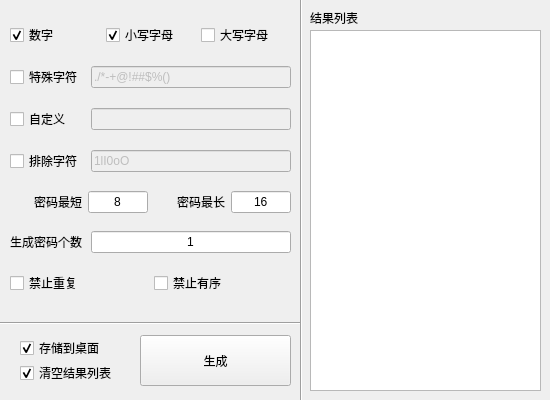
Qt form PasswordGenerator/mainwindow.ui (brok1n/ToolChest) before a commit.
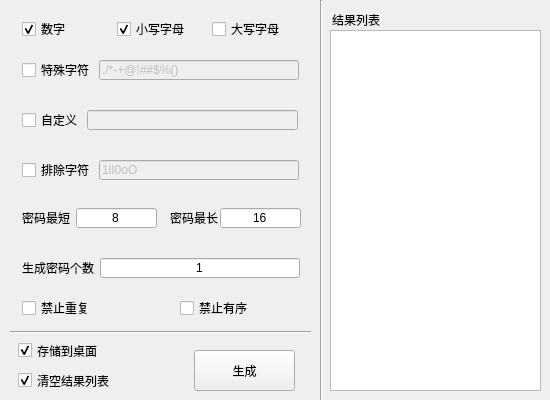
The same form after that commit.

The edit to the form file:
```diff
--- a/PasswordGenerator/mainwindow.ui
+++ b/PasswordGenerator/mainwindow.ui
@@ -26,25 +26,446 @@
    <string>密码生成器</string>
   </property>
   <widget class="QWidget" name="centralwidget">
-   <widget class="QPushButton" name="generateBtn">
+   <property name="maximumSize">
+    <size>
+     <width>550</width>
+     <height>400</height>
+    </size>
+   </property>
+   <widget class="Line" name="line">
     <property name="geometry">
      <rect>
-      <x>140</x>
-      <y>335</y>
-      <width>151</width>
-      <height>51</height>
+      <x>320</x>
+      <y>0</y>
+      <width>3</width>
+      <height>410</height>
      </rect>
     </property>
-    <property name="text">
-     <string>生成</string>
+    <property name="orientation">
+     <enum>Qt::Vertical</enum>
     </property>
    </widget>
-   <widget class="QCheckBox" name="saveToDesktopCbox">
+   <widget class="QWidget" name="widget" native="true">
     <property name="geometry">
      <rect>
-      <x>20</x>
-      <y>340</y>
-      <width>101</width>
+      <x>0</x>
+      <y>0</y>
+      <width>311</width>
+      <height>411</height>
+     </rect>
+    </property>
+    <widget class="Line" name="line_2">
+     <property name="geometry">
+      <rect>
+       <x>10</x>
+       <y>320</y>
+       <width>301</width>
+       <height>25</height>
+      </rect>
+     </property>
+     <property name="orientation">
+      <enum>Qt::Horizontal</enum>
+     </property>
+    </widget>
+    <widget class="QPushButton" name="generateBtn">
+     <property name="geometry">
+      <rect>
+       <x>194</x>
+       <y>350</y>
+       <width>101</width>
+       <height>41</height>
+      </rect>
+     </property>
+     <property name="text">
+      <string>生成</string>
+     </property>
+    </widget>
+    <widget class="QCheckBox" name="saveToDesktopCbox">
+     <property name="geometry">
+      <rect>
+       <x>18</x>
+       <y>340</y>
+       <width>131</width>
+       <height>21</height>
+      </rect>
+     </property>
+     <property name="toolTip">
+      <string>&lt;html&gt;&lt;head/&gt;&lt;body&gt;&lt;p&gt;将密码生成结果保存到桌面文件中&lt;/p&gt;&lt;/body&gt;&lt;/html&gt;</string>
+     </property>
+     <property name="text">
+      <string>存储到桌面</string>
+     </property>
+     <property name="checked">
+      <bool>true</bool>
+     </property>
+    </widget>
+    <widget class="QCheckBox" name="resetResultCbox">
+     <property name="geometry">
+      <rect>
+       <x>18</x>
+       <y>370</y>
+       <width>151</width>
+       <height>21</height>
+      </rect>
+     </property>
+     <property name="toolTip">
+      <string>&lt;html&gt;&lt;head/&gt;&lt;body&gt;&lt;p&gt;清空结果列表，填入本次生成的密码。&lt;/p&gt;&lt;/body&gt;&lt;/html&gt;</string>
+     </property>
+     <property name="text">
+      <string>清空结果列表</string>
+     </property>
+     <property name="checked">
+      <bool>true</bool>
+     </property>
+    </widget>
+    <widget class="QCheckBox" name="disOrderCbox">
+     <property name="geometry">
+      <rect>
+       <x>180</x>
+       <y>300</y>
+       <width>71</width>
+       <height>16</height>
+      </rect>
+     </property>
+     <property name="toolTip">
+      <string>&lt;html&gt;&lt;head/&gt;&lt;body&gt;&lt;p&gt;生成的密码中 禁止有顺序的字符 如:123、abc&lt;/p&gt;&lt;/body&gt;&lt;/html&gt;</string>
+     </property>
+     <property name="text">
+      <string>禁止有序</string>
+     </property>
+    </widget>
+    <widget class="QCheckBox" name="noRepeatCbox">
+     <property name="geometry">
+      <rect>
+       <x>22</x>
+       <y>300</y>
+       <width>71</width>
+       <height>16</height>
+      </rect>
+     </property>
+     <property name="toolTip">
+      <string>&lt;html&gt;&lt;head/&gt;&lt;body&gt;&lt;p&gt;生成的密码中禁止有重复的字符&lt;/p&gt;&lt;/body&gt;&lt;/html&gt;</string>
+     </property>
+     <property name="text">
+      <string>禁止重复</string>
+     </property>
+    </widget>
+    <widget class="QLabel" name="label_7">
+     <property name="geometry">
+      <rect>
+       <x>22</x>
+       <y>260</y>
+       <width>72</width>
+       <height>16</height>
+      </rect>
+     </property>
+     <property name="text">
+      <string>生成密码个数</string>
+     </property>
+    </widget>
+    <widget class="QLineEdit" name="generateSizeEdt">
+     <property name="geometry">
+      <rect>
+       <x>100</x>
+       <y>258</y>
+       <width>200</width>
+       <height>20</height>
+      </rect>
+     </property>
+     <property name="maximumSize">
+      <size>
+       <width>200</width>
+       <height>16777215</height>
+      </size>
+     </property>
+     <property name="text">
+      <string>1</string>
+     </property>
+     <property name="alignment">
+      <set>Qt::AlignCenter</set>
+     </property>
+    </widget>
+    <widget class="QLabel" name="label_5">
+     <property name="geometry">
+      <rect>
+       <x>22</x>
+       <y>210</y>
+       <width>48</width>
+       <height>16</height>
+      </rect>
+     </property>
+     <property name="text">
+      <string>密码最短</string>
+     </property>
+     <property name="alignment">
+      <set>Qt::AlignRight|Qt::AlignTrailing|Qt::AlignVCenter</set>
+     </property>
+    </widget>
+    <widget class="QLineEdit" name="pwdLenMinEdt">
+     <property name="geometry">
+      <rect>
+       <x>76</x>
+       <y>208</y>
+       <width>81</width>
+       <height>20</height>
+      </rect>
+     </property>
+     <property name="maximumSize">
+      <size>
+       <width>16777215</width>
+       <height>16777215</height>
+      </size>
+     </property>
+     <property name="text">
+      <string>8</string>
+     </property>
+     <property name="alignment">
+      <set>Qt::AlignCenter</set>
+     </property>
+    </widget>
+    <widget class="QLabel" name="label_6">
+     <property name="geometry">
+      <rect>
+       <x>170</x>
+       <y>210</y>
+       <width>48</width>
+       <height>16</height>
+      </rect>
+     </property>
+     <property name="text">
+      <string>密码最长</string>
+     </property>
+     <property name="alignment">
+      <set>Qt::AlignRight|Qt::AlignTrailing|Qt::AlignVCenter</set>
+     </property>
+    </widget>
+    <widget class="QLineEdit" name="pwdLenMaxEdt">
+     <property name="geometry">
+      <rect>
+       <x>220</x>
+       <y>208</y>
+       <width>81</width>
+       <height>20</height>
+      </rect>
+     </property>
+     <property name="maximumSize">
+      <size>
+       <width>16777215</width>
+       <height>16777215</height>
+      </size>
+     </property>
+     <property name="text">
+      <string>16</string>
+     </property>
+     <property name="alignment">
+      <set>Qt::AlignCenter</set>
+     </property>
+    </widget>
+    <widget class="QCheckBox" name="excludeCbox">
+     <property name="geometry">
+      <rect>
+       <x>22</x>
+       <y>162</y>
+       <width>71</width>
+       <height>16</height>
+      </rect>
+     </property>
+     <property name="toolTip">
+      <string>&lt;html&gt;&lt;head/&gt;&lt;body&gt;&lt;p&gt;勾选后 可以在右侧输入密码中不需要的字符串&lt;/p&gt;&lt;/body&gt;&lt;/html&gt;</string>
+     </property>
+     <property name="text">
+      <string>排除字符</string>
+     </property>
+    </widget>
+    <widget class="QLineEdit" name="excludeEdt">
+     <property name="enabled">
+      <bool>false</bool>
+     </property>
+     <property name="geometry">
+      <rect>
+       <x>99</x>
+       <y>160</y>
+       <width>200</width>
+       <height>20</height>
+      </rect>
+     </property>
+     <property name="maximumSize">
+      <size>
+       <width>200</width>
+       <height>16777215</height>
+      </size>
+     </property>
+     <property name="toolTip">
+      <string>&lt;html&gt;&lt;head/&gt;&lt;body&gt;&lt;p&gt;如果不要在密码中出现某些字符，可以勾选前面的 排除字符 然后在这里填入不需要的字符串&lt;/p&gt;&lt;/body&gt;&lt;/html&gt;</string>
+     </property>
+     <property name="text">
+      <string>1lI0oO</string>
+     </property>
+     <property name="maxLength">
+      <number>1024</number>
+     </property>
+     <property name="readOnly">
+      <bool>false</bool>
+     </property>
+    </widget>
+    <widget class="QCheckBox" name="customCbox">
+     <property name="geometry">
+      <rect>
+       <x>22</x>
+       <y>112</y>
+       <width>59</width>
+       <height>16</height>
+      </rect>
+     </property>
+     <property name="maximumSize">
+      <size>
+       <width>16777215</width>
+       <height>16777215</height>
+      </size>
+     </property>
+     <property name="toolTip">
+      <string>&lt;html&gt;&lt;head/&gt;&lt;body&gt;&lt;p&gt;勾选后 可以在右侧输入你需要的自定义密码字符串&lt;/p&gt;&lt;/body&gt;&lt;/html&gt;</string>
+     </property>
+     <property name="text">
+      <string>自定义</string>
+     </property>
+    </widget>
+    <widget class="QLineEdit" name="customEdt">
+     <property name="enabled">
+      <bool>false</bool>
+     </property>
+     <property name="geometry">
+      <rect>
+       <x>87</x>
+       <y>110</y>
+       <width>211</width>
+       <height>20</height>
+      </rect>
+     </property>
+     <property name="maximumSize">
+      <size>
+       <width>16777215</width>
+       <height>16777215</height>
+      </size>
+     </property>
+     <property name="toolTip">
+      <string>&lt;html&gt;&lt;head/&gt;&lt;body&gt;&lt;p&gt;如果需要的密码字符不在以上选项中 可以勾选前面的 自定义 然后在这里输入密码中可以包含的自定义字符串&lt;/p&gt;&lt;/body&gt;&lt;/html&gt;</string>
+     </property>
+     <property name="maxLength">
+      <number>1024</number>
+     </property>
+     <property name="readOnly">
+      <bool>false</bool>
+     </property>
+    </widget>
+    <widget class="QCheckBox" name="specialCbox">
+     <property name="geometry">
+      <rect>
+       <x>22</x>
+       <y>62</y>
+       <width>71</width>
+       <height>16</height>
+      </rect>
+     </property>
+     <property name="toolTip">
+      <string>&lt;html&gt;&lt;head/&gt;&lt;body&gt;&lt;p&gt;勾选后 可以在右侧输入框填入密码需要的特殊字符串&lt;/p&gt;&lt;/body&gt;&lt;/html&gt;</string>
+     </property>
+     <property name="text">
+      <string>特殊字符</string>
+     </property>
+    </widget>
+    <widget class="QLineEdit" name="specialEdt">
+     <property name="enabled">
+      <bool>false</bool>
+     </property>
+     <property name="geometry">
+      <rect>
+       <x>99</x>
+       <y>60</y>
+       <width>200</width>
+       <height>20</height>
+      </rect>
+     </property>
+     <property name="maximumSize">
+      <size>
+       <width>200</width>
+       <height>16777215</height>
+      </size>
+     </property>
+     <property name="toolTip">
+      <string>&lt;html&gt;&lt;head/&gt;&lt;body&gt;&lt;p&gt;如果密码需要有特殊字符，可以勾选前面的 特殊字符 然后在这里输入密码中可以包含的特殊字符&lt;/p&gt;&lt;/body&gt;&lt;/html&gt;</string>
+     </property>
+     <property name="text">
+      <string>./*-+@!##$%()</string>
+     </property>
+     <property name="maxLength">
+      <number>1024</number>
+     </property>
+     <property name="readOnly">
+      <bool>false</bool>
+     </property>
+    </widget>
+    <widget class="QCheckBox" name="numCbox">
+     <property name="geometry">
+      <rect>
+       <x>22</x>
+       <y>21</y>
+       <width>47</width>
+       <height>16</height>
+      </rect>
+     </property>
+     <property name="toolTip">
+      <string>&lt;html&gt;&lt;head/&gt;&lt;body&gt;&lt;p&gt;勾选后 生成密码中会包含数字&lt;/p&gt;&lt;/body&gt;&lt;/html&gt;</string>
+     </property>
+     <property name="text">
+      <string>数字</string>
+     </property>
+     <property name="checked">
+      <bool>true</bool>
+     </property>
+    </widget>
+    <widget class="QCheckBox" name="lowerCbox">
+     <property name="geometry">
+      <rect>
+       <x>117</x>
+       <y>21</y>
+       <width>71</width>
+       <height>16</height>
+      </rect>
+     </property>
+     <property name="toolTip">
+      <string>&lt;html&gt;&lt;head/&gt;&lt;body&gt;&lt;p&gt;勾选后 生成密码中会包含小写字母&lt;/p&gt;&lt;/body&gt;&lt;/html&gt;</string>
+     </property>
+     <property name="text">
+      <string>小写字母</string>
+     </property>
+     <property name="checked">
+      <bool>true</bool>
+     </property>
+    </widget>
+    <widget class="QCheckBox" name="upperCbox">
+     <property name="geometry">
+      <rect>
+       <x>212</x>
+       <y>21</y>
+       <width>71</width>
+       <height>16</height>
+      </rect>
+     </property>
+     <property name="toolTip">
+      <string>&lt;html&gt;&lt;head/&gt;&lt;body&gt;&lt;p&gt;勾选后 生成密码中会包含大写字母&lt;/p&gt;&lt;/body&gt;&lt;/html&gt;</string>
+     </property>
+     <property name="text">
+      <string>大写字母</string>
+     </property>
+    </widget>
+   </widget>
+   <widget class="QLabel" name="label_4">
+    <property name="geometry">
+     <rect>
+      <x>332</x>
+      <y>12</y>
+      <width>48</width>
       <height>16</height>
      </rect>
     </property>
@@ -52,18 +473,15 @@
      <string>&lt;html&gt;&lt;head/&gt;&lt;body&gt;&lt;p&gt;将密码生成结果保存到桌面文件中&lt;/p&gt;&lt;/body&gt;&lt;/html&gt;</string>
     </property>
     <property name="text">
-     <string>存储到桌面</string>
-    </property>
-    <property name="checked">
-     <bool>true</bool>
+     <string>结果列表</string>
     </property>
    </widget>
    <widget class="QPlainTextEdit" name="resultEdt">
     <property name="geometry">
      <rect>
-      <x>310</x>
+      <x>330</x>
       <y>30</y>
-      <width>231</width>
+      <width>211</width>
       <height>361</height>
      </rect>
     </property>
@@ -82,337 +500,6 @@
      <string/>
     </property>
    </widget>
-   <widget class="QCheckBox" name="resetResultCbox">
-    <property name="geometry">
-     <rect>
-      <x>20</x>
-      <y>365</y>
-      <width>101</width>
-      <height>16</height>
-     </rect>
-    </property>
-    <property name="toolTip">
-     <string>&lt;html&gt;&lt;head/&gt;&lt;body&gt;&lt;p&gt;清空结果列表，填入本次生成的密码。&lt;/p&gt;&lt;/body&gt;&lt;/html&gt;</string>
-    </property>
-    <property name="text">
-     <string>清空结果列表</string>
-    </property>
-    <property name="checked">
-     <bool>true</bool>
-    </property>
-   </widget>
-   <widget class="Line" name="line">
-    <property name="geometry">
-     <rect>
-      <x>300</x>
-      <y>-5</y>
-      <width>3</width>
-      <height>410</height>
-     </rect>
-    </property>
-    <property name="orientation">
-     <enum>Qt::Vertical</enum>
-    </property>
-   </widget>
-   <widget class="Line" name="line_2">
-    <property name="geometry">
-     <rect>
-      <x>0</x>
-      <y>315</y>
-      <width>301</width>
-      <height>16</height>
-     </rect>
-    </property>
-    <property name="orientation">
-     <enum>Qt::Horizontal</enum>
-    </property>
-   </widget>
-   <widget class="QLabel" name="label_4">
-    <property name="geometry">
-     <rect>
-      <x>310</x>
-      <y>10</y>
-      <width>171</width>
-      <height>16</height>
-     </rect>
-    </property>
-    <property name="text">
-     <string>结果列表</string>
-    </property>
-   </widget>
-   <widget class="QWidget" name="layoutWidget">
-    <property name="geometry">
-     <rect>
-      <x>10</x>
-      <y>11</y>
-      <width>281</width>
-      <height>301</height>
-     </rect>
-    </property>
-    <layout class="QVBoxLayout" name="verticalLayout">
-     <item>
-      <layout class="QHBoxLayout" name="horizontalLayout_6">
-       <item>
-        <widget class="QCheckBox" name="numCbox">
-         <property name="toolTip">
-          <string>&lt;html&gt;&lt;head/&gt;&lt;body&gt;&lt;p&gt;勾选后 生成密码中会包含数字&lt;/p&gt;&lt;/body&gt;&lt;/html&gt;</string>
-         </property>
-         <property name="text">
-          <string>数字</string>
-         </property>
-         <property name="checked">
-          <bool>true</bool>
-         </property>
-        </widget>
-       </item>
-       <item>
-        <widget class="QCheckBox" name="lowerCbox">
-         <property name="toolTip">
-          <string>&lt;html&gt;&lt;head/&gt;&lt;body&gt;&lt;p&gt;勾选后 生成密码中会包含小写字母&lt;/p&gt;&lt;/body&gt;&lt;/html&gt;</string>
-         </property>
-         <property name="text">
-          <string>小写字母</string>
-         </property>
-         <property name="checked">
-          <bool>true</bool>
-         </property>
-        </widget>
-       </item>
-       <item>
-        <widget class="QCheckBox" name="upperCbox">
-         <property name="toolTip">
-          <string>&lt;html&gt;&lt;head/&gt;&lt;body&gt;&lt;p&gt;勾选后 生成密码中会包含大写字母&lt;/p&gt;&lt;/body&gt;&lt;/html&gt;</string>
-         </property>
-         <property name="text">
-          <string>大写字母</string>
-         </property>
-        </widget>
-       </item>
-      </layout>
-     </item>
-     <item>
-      <layout class="QHBoxLayout" name="horizontalLayout_5">
-       <item>
-        <widget class="QCheckBox" name="specialCbox">
-         <property name="toolTip">
-          <string>&lt;html&gt;&lt;head/&gt;&lt;body&gt;&lt;p&gt;勾选后 可以在右侧输入框填入密码需要的特殊字符串&lt;/p&gt;&lt;/body&gt;&lt;/html&gt;</string>
-         </property>
-         <property name="text">
-          <string>特殊字符</string>
-         </property>
-        </widget>
-       </item>
-       <item>
-        <widget class="QLineEdit" name="specialEdt">
-         <property name="enabled">
-          <bool>false</bool>
-         </property>
-         <property name="maximumSize">
-          <size>
-           <width>200</width>
-           <height>16777215</height>
-          </size>
-         </property>
-         <property name="toolTip">
-          <string>&lt;html&gt;&lt;head/&gt;&lt;body&gt;&lt;p&gt;如果密码需要有特殊字符，可以勾选前面的 特殊字符 然后在这里输入密码中可以包含的特殊字符&lt;/p&gt;&lt;/body&gt;&lt;/html&gt;</string>
-         </property>
-         <property name="text">
-          <string>./*-+@!##$%()</string>
-         </property>
-         <property name="maxLength">
-          <number>1024</number>
-         </property>
-         <property name="readOnly">
-          <bool>false</bool>
-         </property>
-        </widget>
-       </item>
-      </layout>
-     </item>
-     <item>
-      <layout class="QHBoxLayout" name="horizontalLayout_4">
-       <item>
-        <widget class="QCheckBox" name="customCbox">
-         <property name="toolTip">
-          <string>&lt;html&gt;&lt;head/&gt;&lt;body&gt;&lt;p&gt;勾选后 可以在右侧输入你需要的自定义密码字符串&lt;/p&gt;&lt;/body&gt;&lt;/html&gt;</string>
-         </property>
-         <property name="text">
-          <string>自定义</string>
-         </property>
-        </widget>
-       </item>
-       <item>
-        <widget class="QLineEdit" name="customEdt">
-         <property name="enabled">
-          <bool>false</bool>
-         </property>
-         <property name="maximumSize">
-          <size>
-           <width>200</width>
-           <height>16777215</height>
-          </size>
-         </property>
-         <property name="toolTip">
-          <string>&lt;html&gt;&lt;head/&gt;&lt;body&gt;&lt;p&gt;如果需要的密码字符不在以上选项中 可以勾选前面的 自定义 然后在这里输入密码中可以包含的自定义字符串&lt;/p&gt;&lt;/body&gt;&lt;/html&gt;</string>
-         </property>
-         <property name="maxLength">
-          <number>1024</number>
-         </property>
-         <property name="readOnly">
-          <bool>false</bool>
-         </property>
-        </widget>
-       </item>
-      </layout>
-     </item>
-     <item>
-      <layout class="QHBoxLayout" name="horizontalLayout_3">
-       <item>
-        <widget class="QCheckBox" name="excludeCbox">
-         <property name="toolTip">
-          <string>&lt;html&gt;&lt;head/&gt;&lt;body&gt;&lt;p&gt;勾选后 可以在右侧输入密码中不需要的字符串&lt;/p&gt;&lt;/body&gt;&lt;/html&gt;</string>
-         </property>
-         <property name="text">
-          <string>排除字符</string>
-         </property>
-        </widget>
-       </item>
-       <item>
-        <widget class="QLineEdit" name="excludeEdt">
-         <property name="enabled">
-          <bool>false</bool>
-         </property>
-         <property name="maximumSize">
-          <size>
-           <width>200</width>
-           <height>16777215</height>
-          </size>
-         </property>
-         <property name="toolTip">
-          <string>&lt;html&gt;&lt;head/&gt;&lt;body&gt;&lt;p&gt;如果不要在密码中出现某些字符，可以勾选前面的 排除字符 然后在这里填入不需要的字符串&lt;/p&gt;&lt;/body&gt;&lt;/html&gt;</string>
-         </property>
-         <property name="text">
-          <string>1lI0oO</string>
-         </property>
-         <property name="maxLength">
-          <number>1024</number>
-         </property>
-         <property name="readOnly">
-          <bool>false</bool>
-         </property>
-        </widget>
-       </item>
-      </layout>
-     </item>
-     <item>
-      <layout class="QHBoxLayout" name="horizontalLayout">
-       <item>
-        <widget class="QLabel" name="label_2">
-         <property name="text">
-          <string>密码最短</string>
-         </property>
-         <property name="alignment">
-          <set>Qt::AlignRight|Qt::AlignTrailing|Qt::AlignVCenter</set>
-         </property>
-        </widget>
-       </item>
-       <item>
-        <widget class="QLineEdit" name="pwdLenMinEdt">
-         <property name="maximumSize">
-          <size>
-           <width>60</width>
-           <height>16777215</height>
-          </size>
-         </property>
-         <property name="text">
-          <string>8</string>
-         </property>
-         <property name="alignment">
-          <set>Qt::AlignCenter</set>
-         </property>
-        </widget>
-       </item>
-       <item>
-        <widget class="QLabel" name="label_3">
-         <property name="text">
-          <string>密码最长</string>
-         </property>
-         <property name="alignment">
-          <set>Qt::AlignRight|Qt::AlignTrailing|Qt::AlignVCenter</set>
-         </property>
-        </widget>
-       </item>
-       <item>
-        <widget class="QLineEdit" name="pwdLenMaxEdt">
-         <property name="maximumSize">
-          <size>
-           <width>60</width>
-           <height>16777215</height>
-          </size>
-         </property>
-         <property name="text">
-          <string>16</string>
-         </property>
-         <property name="alignment">
-          <set>Qt::AlignCenter</set>
-         </property>
-        </widget>
-       </item>
-      </layout>
-     </item>
-     <item>
-      <layout class="QHBoxLayout" name="horizontalLayout_2">
-       <item>
-        <widget class="QLabel" name="label">
-         <property name="text">
-          <string>生成密码个数</string>
-         </property>
-        </widget>
-       </item>
-       <item>
-        <widget class="QLineEdit" name="generateSizeEdt">
-         <property name="maximumSize">
-          <size>
-           <width>200</width>
-           <height>16777215</height>
-          </size>
-         </property>
-         <property name="text">
-          <string>1</string>
-         </property>
-         <property name="alignment">
-          <set>Qt::AlignCenter</set>
-         </property>
-        </widget>
-       </item>
-      </layout>
-     </item>
-     <item>
-      <layout class="QHBoxLayout" name="horizontalLayout_7">
-       <item>
-        <widget class="QCheckBox" name="noRepeatCbox">
-         <property name="toolTip">
-          <string>&lt;html&gt;&lt;head/&gt;&lt;body&gt;&lt;p&gt;生成的密码中禁止有重复的字符&lt;/p&gt;&lt;/body&gt;&lt;/html&gt;</string>
-         </property>
-         <property name="text">
-          <string>禁止重复</string>
-         </property>
-        </widget>
-       </item>
-       <item>
-        <widget class="QCheckBox" name="disOrderCbox">
-         <property name="toolTip">
-          <string>&lt;html&gt;&lt;head/&gt;&lt;body&gt;&lt;p&gt;生成的密码中 禁止有顺序的字符 如:123、abc&lt;/p&gt;&lt;/body&gt;&lt;/html&gt;</string>
-         </property>
-         <property name="text">
-          <string>禁止有序</string>
-         </property>
-        </widget>
-       </item>
-      </layout>
-     </item>
-    </layout>
-   </widget>
   </widget>
  </widget>
  <resources/>
```
Left out of the diff: 3 changed lines with no effect on the pictures.
